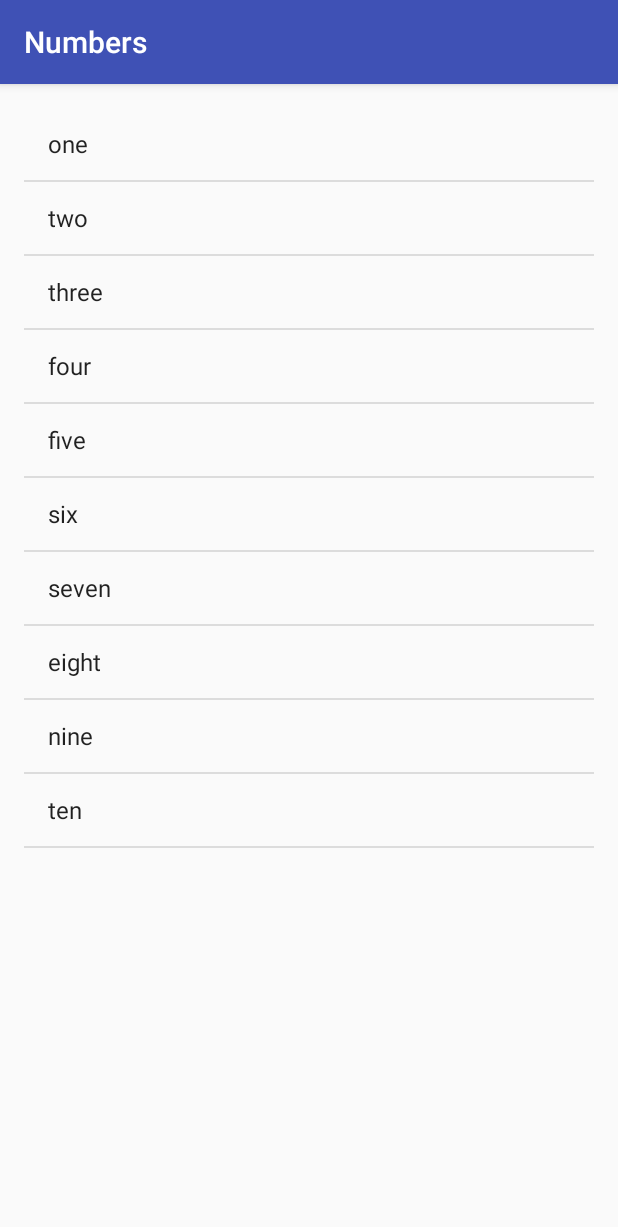
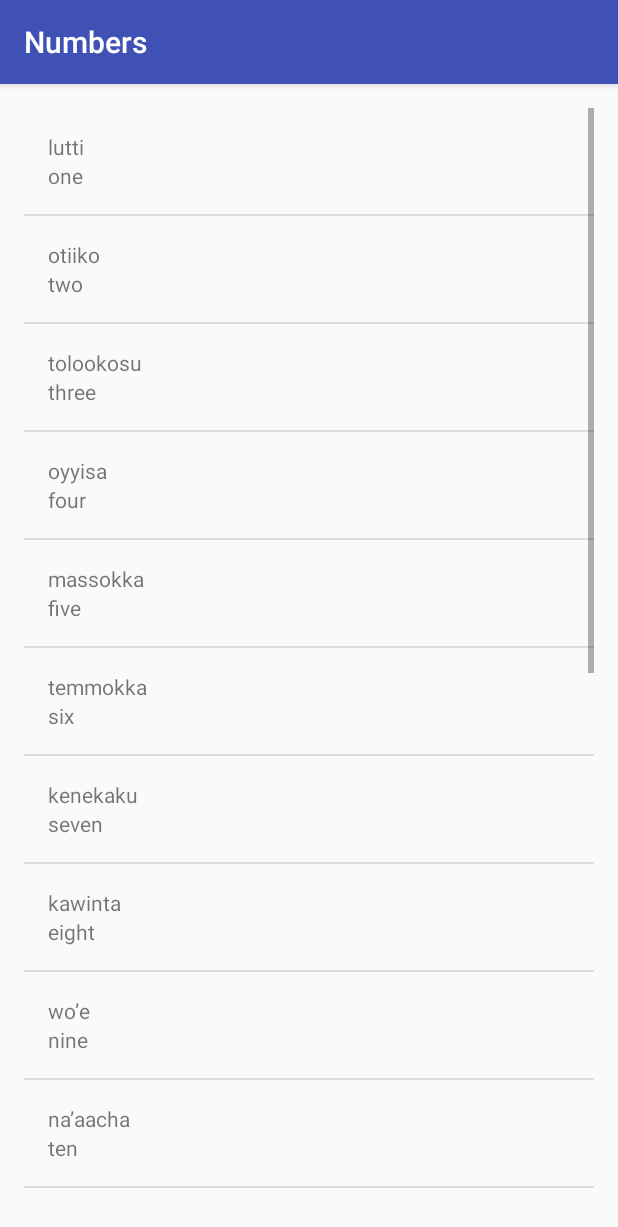
Before and after one commit to srikanth0905/MiwokApp, an Android app: the screen it shows after launch (NumbersActivity), after a tap on "NUMBERS", on a phone screen of 412 x 824 dp. Shown: the top 1227 px of the screen. Run offline under Robolectric (Android 15) with nearby library versions, the light colour scheme and no system bars.

Commit message:
created a custom class: Word created a custom adapter: WordAdapter created a layout file: list_item.xml with 2 text views for default and miwok translation

```diff
--- a/app/src/main/java/com/example/greymat9er/miwokapp/NumbersActivity.java
+++ b/app/src/main/java/com/example/greymat9er/miwokapp/NumbersActivity.java
@@ -4,6 +4,7 @@ import android.support.v7.app.AppCompatActivity;
 import android.os.Bundle;
 import android.util.Log;
 import android.widget.ArrayAdapter;
+import android.widget.GridView;
 import android.widget.LinearLayout;
 import android.widget.ListView;
 import android.widget.TextView;
@@ -18,21 +19,31 @@ public class NumbersActivity extends AppCompatActivity {
         setContentView(R.layout.activity_numbers);
 
         //Creating ArrayList for Numbers
-        ArrayList<String> englishWords = new ArrayList<>();
+        ArrayList<Word> words = new ArrayList<>();
 
         //adding the words to ArrayList
-        englishWords.add("one");
-        englishWords.add("two");
-        englishWords.add("three");
-        englishWords.add("four");
-        englishWords.add("five");
-        englishWords.add("six");
-        englishWords.add("seven");
-        englishWords.add("eight");
-        englishWords.add("nine");
-        englishWords.add("ten");
+        words.add(new Word("one", "lutti"));
+        words.add(new Word("two", "otiiko"));
+        words.add(new Word("three", "tolookosu"));
+        words.add(new Word("four", "oyyisa"));
+        words.add(new Word("five", "massokka"));
+        words.add(new Word("six", "temmokka"));
+        words.add(new Word("seven", "kenekaku"));
+        words.add(new Word("eight", "kawinta"));
+        words.add(new Word("nine", "wo’e"));
+        words.add(new Word("ten", "na’aacha"));
 
-        LinearLayout rootView = findViewById(R.id.rootView);
+        words.add(new Word("one", "lutti"));
+        words.add(new Word("two", "otiiko"));
+        words.add(new Word("three", "tolookosu"));
+        words.add(new Word("four", "oyyisa"));
+        words.add(new Word("five", "massokka"));
+        words.add(new Word("six", "temmokka"));
+        words.add(new Word("seven", "kenekaku"));
+        words.add(new Word("eight", "kawinta"));
+        words.add(new Word("nine", "wo’e"));
+        words.add(new Word("ten", "na’aacha"));
+        //LinearLayout rootView = findViewById(R.id.rootView);
 
         /*
         TextView wordView = new TextView(this);
@@ -40,9 +51,9 @@ public class NumbersActivity extends AppCompatActivity {
         rootView.addView(wordView);
         */
 
-        ArrayAdapter<String> itemsAdapter = new ArrayAdapter<String>(this, android.R.layout.simple_list_item_1, englishWords);
+        WordAdapter adapter = new WordAdapter(this, words);
         ListView listView = findViewById(R.id.list);
-        listView.setAdapter(itemsAdapter);
+        listView.setAdapter(adapter);
 
     }
 
--- /dev/null
+++ b/app/src/main/java/com/example/greymat9er/miwokapp/Word.java
@@ -0,0 +1,23 @@
+package com.example.greymat9er.miwokapp;
+
+public class Word {
+
+    //Default(English) translation for the word
+    private String mDefaultTranslation;
+
+    //Miwok translation for the word
+    private String mMiwokTranslation;
+
+    public Word (String defaultTranslation, String miwokTranslation){
+        mDefaultTranslation = defaultTranslation;
+        mMiwokTranslation = miwokTranslation;
+    }
+
+    public String getDefaultTranslation() {
+        return mDefaultTranslation;
+    }
+
+    public String getMiwokTranslation() {
+        return mMiwokTranslation;
+    }
+}
--- /dev/null
+++ b/app/src/main/java/com/example/greymat9er/miwokapp/WordAdapter.java
@@ -0,0 +1,61 @@
+package com.example.greymat9er.miwokapp;
+
+import android.app.Activity;
+import android.support.annotation.NonNull;
+import android.support.annotation.Nullable;
+import android.view.LayoutInflater;
+import android.view.View;
+import android.view.ViewGroup;
+import android.widget.ArrayAdapter;
+import android.widget.TextView;
+
+import java.util.ArrayList;
+
+public class WordAdapter extends ArrayAdapter<Word> {
+
+    private static final String LOG_TAG = WordAdapter.class.getSimpleName();
+
+    /*
+    * @param context: is the current context file. Used to inflate layout file.
+    * @param words:   is list of english and Miwok translation
+    * */
+    public WordAdapter(Activity context, ArrayList<Word> words){
+        super(context, 0, words);
+    }
+
+    /*
+    * Provides a view for an AdapterView(ListView, GridView etc)
+    * @param position:    The position in the list of data that should be diaplayed in the ListItem view
+    * @param convertView: The recycled view to repopulate
+    * @param parent:      The parent ViewGroup used for inflation
+    * @return:            The View for the position in the AdapterView
+    *
+    * */
+    @NonNull
+    @Override
+    public View getView(int position, @Nullable View convertView, @NonNull ViewGroup parent) {
+
+        //check if the existing view is reused, otherwise infalte the view
+        View listItemView = convertView;
+        if (listItemView == null)
+            listItemView = LayoutInflater.from(getContext()).
+                    inflate(R.layout.list_item,parent,false);
+
+        // Get the {@link Word} object located at this position in the list
+        Word currentWord = getItem(position);
+
+        // Find the TextView in the list_item.xml layout with the ID numbersEng
+        TextView engTextView = listItemView.findViewById(R.id.numbersEng);
+        // Get the default translation from the current Word object and
+        // set this text on the name TextView
+        engTextView.setText(currentWord.getDefaultTranslation());
+
+        // Find the TextView in the list_item.xml layout with the ID numbersMiwok
+        TextView miwokTextView = listItemView.findViewById(R.id.numbersMiwok);
+        // Get the miwok translation from the current Word object and
+        // set this text on the name TextView
+        miwokTextView.setText(currentWord.getMiwokTranslation());
+
+        return listItemView;
+    }
+}
--- a/app/src/main/res/layout/activity_numbers.xml
+++ b/app/src/main/res/layout/activity_numbers.xml
@@ -1,12 +1,10 @@
 <?xml version="1.0" encoding="utf-8"?>
-<ListView
-    xmlns:android="http://schemas.android.com/apk/res/android"
-    xmlns:app="http://schemas.android.com/apk/res-auto"
+<ListView xmlns:android="http://schemas.android.com/apk/res/android"
     xmlns:tools="http://schemas.android.com/tools"
+    android:id="@+id/list"
     android:layout_width="match_parent"
     android:layout_height="match_parent"
     android:layout_margin="16dp"
-    android:id="@+id/list"
     android:orientation="vertical"
     tools:context=".NumbersActivity">
 
--- /dev/null
+++ b/app/src/main/res/layout/list_item.xml
@@ -0,0 +1,20 @@
+<?xml version="1.0" encoding="utf-8"?>
+<LinearLayout xmlns:android="http://schemas.android.com/apk/res/android"
+    xmlns:tools="http://schemas.android.com/tools"
+    android:orientation="vertical"
+    android:layout_width="match_parent"
+    android:layout_height="match_parent"
+    android:padding="16dp">
+
+    <TextView
+        android:layout_width="wrap_content"
+        android:layout_height="wrap_content"
+        android:id="@+id/numbersMiwok"
+        tools:text="NumbersMiwok"/>
+    <TextView
+        android:layout_width="wrap_content"
+        android:layout_height="wrap_content"
+        android:id="@+id/numbersEng"
+        tools:text="NumbersEng"/>
+
+</LinearLayout>
```
